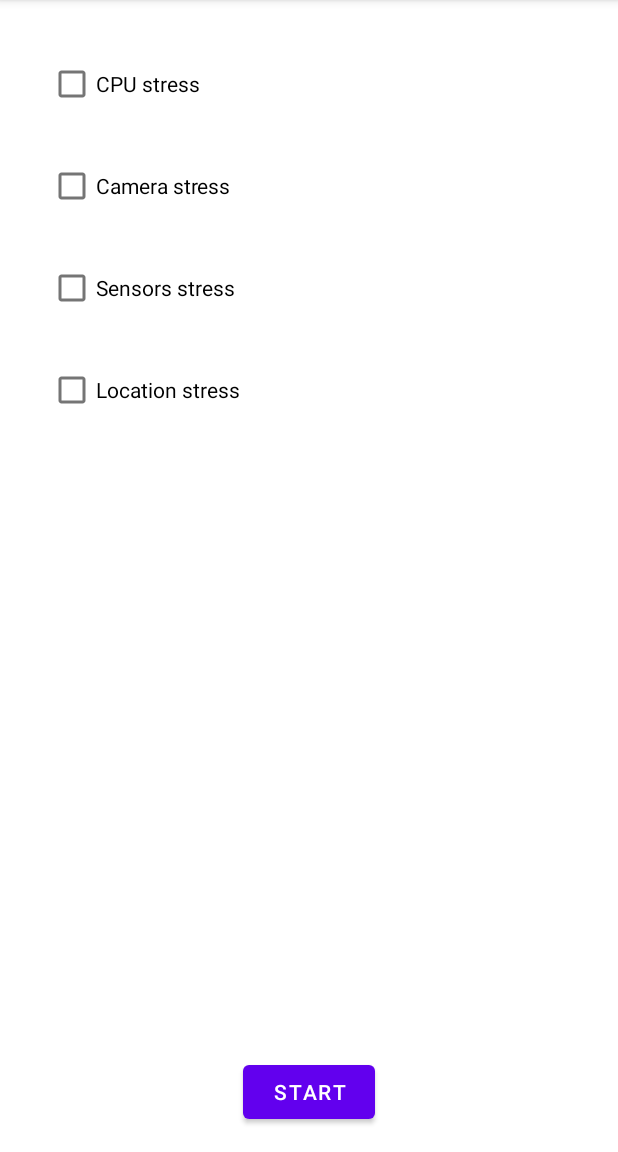
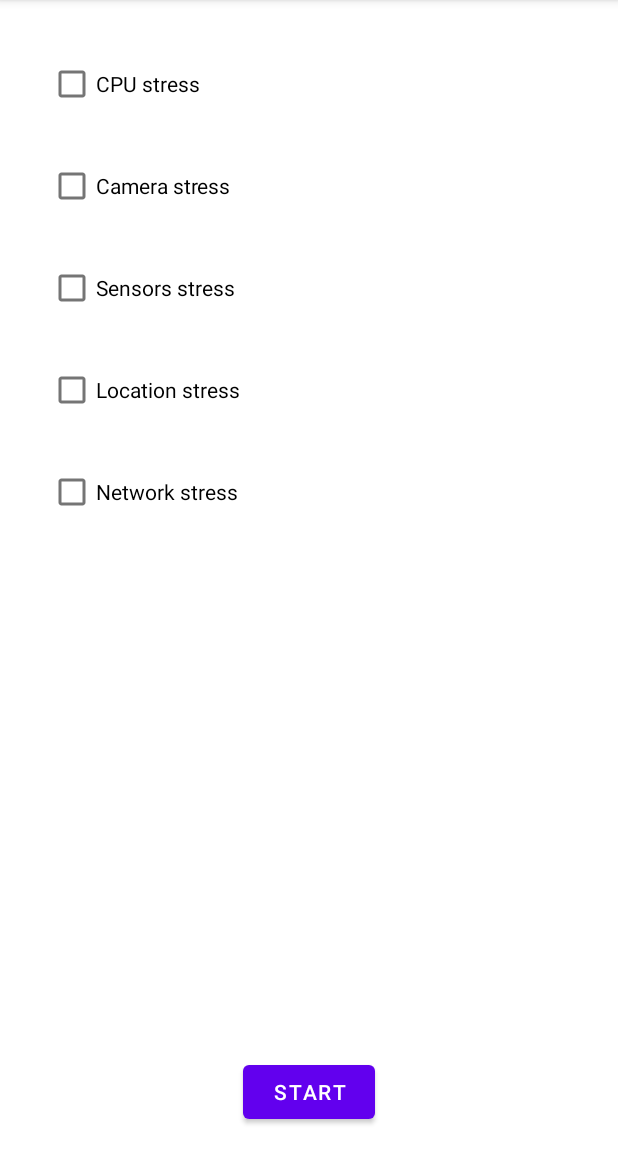
Before and after one commit to S2-group/batterydrainer, an Android app: the screen it shows after launch (MainActivity), after a tap on "START", on a phone screen of 412 x 824 dp, the part 84-1236 px from its top. Run offline under Robolectric (Android 15) with nearby library versions, the phone set to English and light mode, and no system bars; libraries missing offline, so code that uses them is left out: nl.vu.cs.

Commit message:
network placeholder

```diff
--- a/app/src/main/java/nl/vu/cs/s2group/batterybomber/StressChoices.kt
+++ b/app/src/main/java/nl/vu/cs/s2group/batterybomber/StressChoices.kt
@@ -47,6 +47,7 @@ class StressChoices : Fragment(R.layout.fragment_stress_choices) {
         val cameraStressCheckBox: CheckBox = view.findViewById(R.id.camera_stress_checkbox)
         val sensorsStressCheckBox: CheckBox = view.findViewById(R.id.sensors_stress_checkbox)
         val locationStressCheckBox: CheckBox = view.findViewById(R.id.location_stress_checkbox)
+        val networkStressCheckBox: CheckBox = view.findViewById(R.id.network_stress_checkbox)
 
         Log.i(javaClass.name, locationManager.getProviders(false).joinToString(prefix="Found Location Providers: "))
 
@@ -109,15 +110,16 @@ class StressChoices : Fragment(R.layout.fragment_stress_choices) {
             val cameraStress: Boolean = cameraStressCheckBox.isChecked
             val sensorsStress: Boolean = sensorsStressCheckBox.isChecked
             val locationStress : Boolean = locationStressCheckBox.isChecked
+            val networkStress : Boolean = networkStressCheckBox.isChecked
             val hasSelected: Boolean = arrayOf(
-                cpuStress, cameraStress, sensorsStress, locationStress
+                cpuStress, cameraStress, sensorsStress, locationStress, networkStress
             ).any { it }
 
             if(!hasSelected) {
                 Toast.makeText(view.context, "Select at least one component for testing", Toast.LENGTH_LONG).show()
                 return@setOnClickListener
             }
-            view.findNavController().navigate(StressChoicesDirections.actionStressChoicesToStressRunning(cpuStress, cameraStress, sensorsStress, locationStress))
+            view.findNavController().navigate(StressChoicesDirections.actionStressChoicesToStressRunning(cpuStress, cameraStress, sensorsStress, locationStress, networkStress))
         }
     }
 
--- a/app/src/main/java/nl/vu/cs/s2group/batterybomber/StressRunning.kt
+++ b/app/src/main/java/nl/vu/cs/s2group/batterybomber/StressRunning.kt
@@ -80,6 +80,10 @@ class StressRunning : Fragment(R.layout.fragment_stress_running) {
             locationManager.requestLocationUpdates(LocationManager.NETWORK_PROVIDER, 0, 0.0f, locationListener)
         }
 
+        if(args.networkStress) {
+            //fixme
+        }
+
     }
     private fun stopStressTest() {
         cpuStressThreads.forEach {
--- a/app/src/main/res/layout/fragment_stress_choices.xml
+++ b/app/src/main/res/layout/fragment_stress_choices.xml
@@ -47,6 +47,16 @@
         app:layout_constraintStart_toStartOf="parent"
         app:layout_constraintTop_toBottomOf="@+id/sensors_stress_checkbox" />
 
+    <CheckBox
+        android:id="@+id/network_stress_checkbox"
+        android:layout_width="wrap_content"
+        android:layout_height="wrap_content"
+        android:layout_marginStart="32dp"
+        android:layout_marginTop="20dp"
+        android:text="@string/network_stress"
+        app:layout_constraintStart_toStartOf="parent"
+        app:layout_constraintTop_toBottomOf="@+id/location_stress_checkbox" />
+
     <Button
         android:id="@+id/start_stress_button"
         android:layout_width="wrap_content"
--- a/app/src/main/res/navigation/navigation.xml
+++ b/app/src/main/res/navigation/navigation.xml
@@ -34,5 +34,7 @@
         <argument
             android:name="locationStress"
             app:argType="boolean" />
+        <argument android:name="networkStress"
+            app:argType="boolean" />
     </fragment>
 </navigation>
--- a/app/src/main/res/values/strings.xml
+++ b/app/src/main/res/values/strings.xml
@@ -8,4 +8,5 @@
     <string name="camera_stress">Camera stress</string>
     <string name="sensors_stress">Sensors stress</string>
     <string name="location_stress">Location stress</string>
+    <string name="network_stress">Network stress</string>
 </resources>
```
